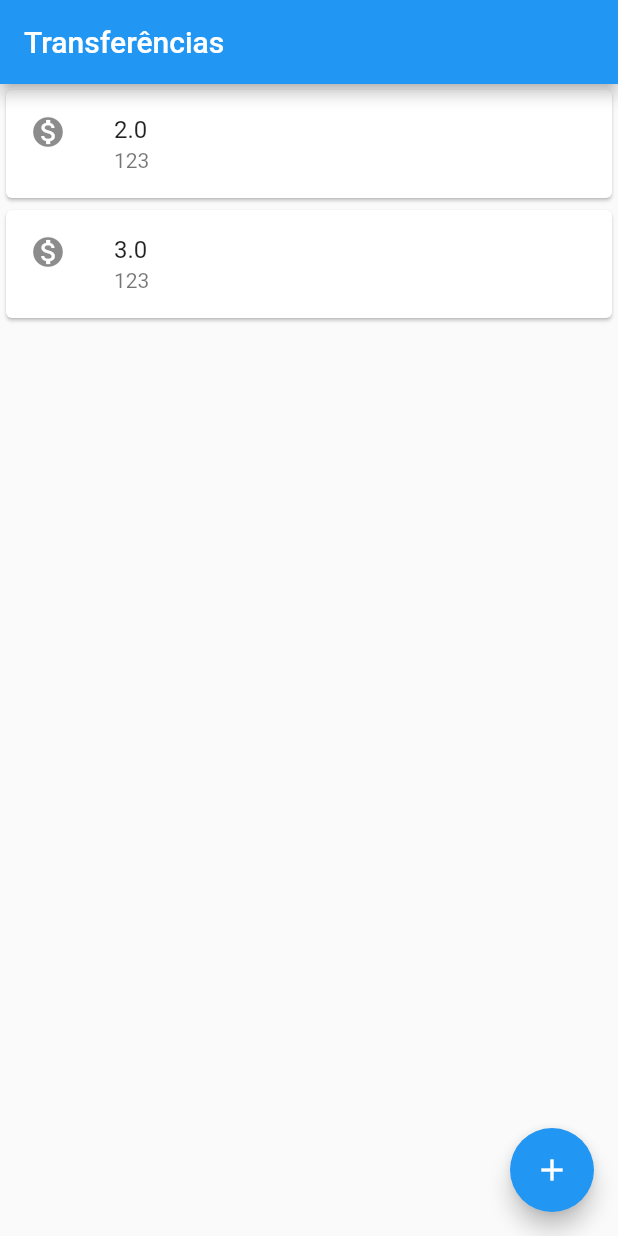
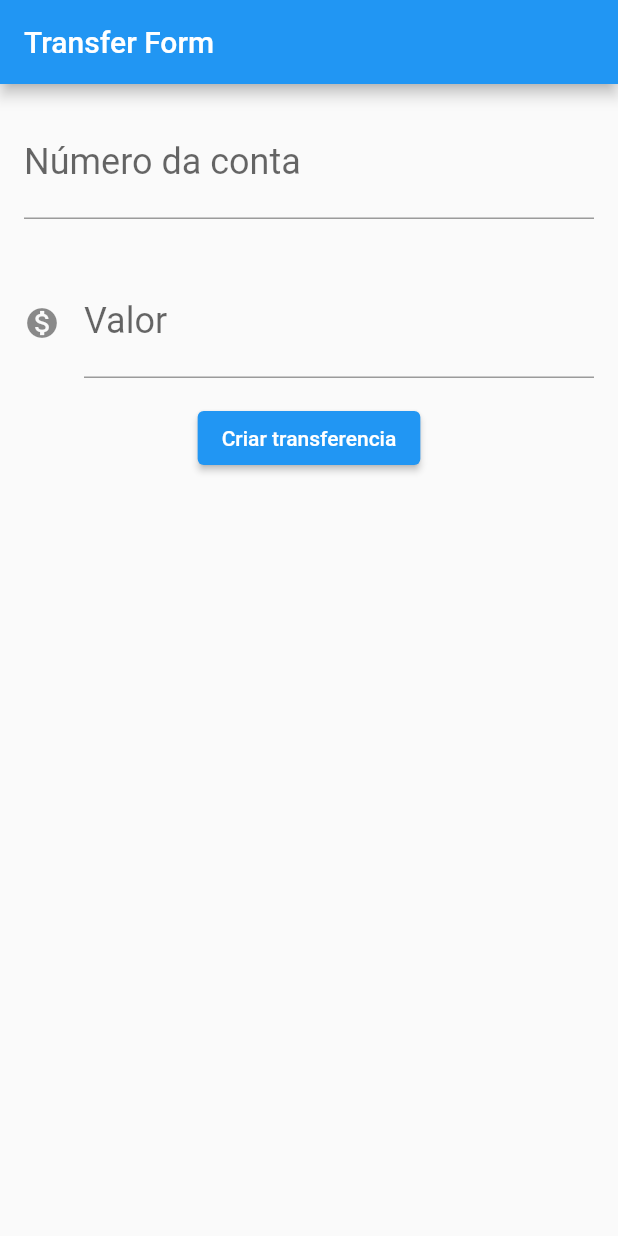
Before and after one commit to 1jGabriel/alura-flutter-modulo-1, a Flutter app: the screen it shows after launch, on a phone screen of 412 x 824 dp. Run offline on Flutter 3.47's test engine with Material 2 defaults, Android fonts, the phone set to English and light mode, and no system bars.

Commit message:
3rd class result code

```diff
--- a/lib/main.dart
+++ b/lib/main.dart
@@ -1,20 +1,75 @@
 import 'package:flutter/material.dart';
 
 void main() {
-  runApp(MaterialApp(
+  runApp(ByteBankApp());
+}
+
+class ByteBankApp extends StatelessWidget {
+  const ByteBankApp({
+    Key? key,
+  }) : super(key: key);
+
+  @override
+  Widget build(BuildContext context) {
+    return MaterialApp(
         home: Scaffold(
-      appBar: AppBar(
-        title: const Text(
-          'Transferências',
+      body: TransferForm(),
+    ));
+  }
+}
+
+class TransferForm extends StatelessWidget {
+  final TextEditingController _accountNumberController =
+      TextEditingController();
+
+  final TextEditingController _amountController = TextEditingController();
+
+  @override
+  Widget build(BuildContext context) {
+    return Scaffold(
+        appBar: AppBar(title: const Text("Transfer Form")),
+        body: Column(
+          children: [
+            Padding(
+              padding: EdgeInsets.all(16.0),
+              child: TextField(
+                controller: _accountNumberController,
+                keyboardType: TextInputType.number,
+                style: TextStyle(
+                  fontSize: 24.0,
+                ),
+                decoration: InputDecoration(
+                    labelText: 'Número da conta', hintText: '0000'),
               ),
             ),
-      body: const TransferList(),
-      floatingActionButton: FloatingActionButton(
-        child: const Icon(Icons.add),
-        onPressed: () => print("abc"),
+            Padding(
+              padding: EdgeInsets.all(16.0),
+              child: TextField(
+                controller: _amountController,
+                keyboardType: TextInputType.number,
+                style: TextStyle(
+                  fontSize: 24.0,
+                ),
+                decoration: InputDecoration(
+                    icon: Icon(Icons.monetization_on),
+                    labelText: 'Valor',
+                    hintText: '0.00'),
               ),
             ),
+            ElevatedButton(
+                onPressed: () {
+                  final amount = double.tryParse(_amountController.text);
+                  final accountNumber = _accountNumberController.text;
+                  if (amount != null) {
+                    final transferPojo = TransferPojo(amount, accountNumber);
+                    ScaffoldMessenger.of(context)
+                        .showSnackBar(SnackBar(content: Text('$transferPojo')));
+                  }
+                },
+                child: const Text('Criar transferencia'))
+          ],
         ));
+  }
 }
 
 class TransferList extends StatelessWidget {
@@ -24,11 +79,22 @@ class TransferList extends StatelessWidget {
 
   @override
   Widget build(BuildContext context) {
-    return Column(
+    return Scaffold(
+      appBar: AppBar(
+        title: const Text(
+          'Transferências',
+        ),
+      ),
+      body: Column(
         children: <Widget>[
           TransferItem(TransferPojo(2.0, '123')),
           TransferItem(TransferPojo(3.0, '123')),
         ],
+      ),
+      floatingActionButton: FloatingActionButton(
+        child: const Icon(Icons.add),
+        onPressed: () => debugPrint("abc"),
+      ),
     );
   }
 }
@@ -54,4 +120,9 @@ class TransferPojo {
   final String account;
 
   TransferPojo(this.value, this.account);
+
+  @override
+  String toString() {
+    return 'TransferPojo{value: $value, account: $account}';
   }
+}
```
Lines whose indentation alone changed are shown as unchanged.
